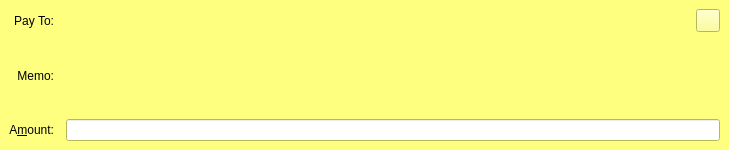
First picture: the form in src/qt/forms/sendcoinsentry.ui, repository VaporumCoin/VaporumOcean-0.7.2, before the edit.
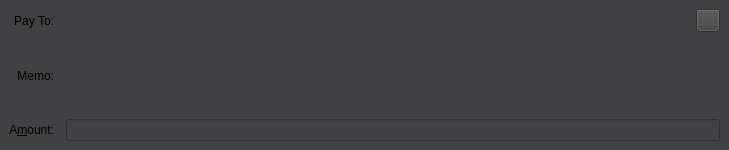
Second picture: the form after the edit. The open tabs and pages were chosen to show the change. Icons and pictures are not drawn. Custom widgets are drawn as their Qt base class.

The edit to the form file:
```diff
--- a/src/qt/forms/sendcoinsentry.ui
+++ b/src/qt/forms/sendcoinsentry.ui
@@ -16,6 +16,9 @@
   <property name="autoFillBackground">
    <bool>false</bool>
   </property>
+  <property name="styleSheet">
+   <string notr="true">background-color: rgb(64, 65, 66);</string>
+  </property>
   <widget class="QFrame" name="SendCoins">
    <property name="toolTip">
     <string>This is a normal payment.</string>
@@ -238,9 +241,9 @@
       <colorrole role="Button">
        <brush brushstyle="SolidPattern">
         <color alpha="255">
-         <red>255</red>
-         <green>255</green>
-         <blue>127</blue>
+         <red>64</red>
+         <green>65</green>
+         <blue>66</blue>
         </color>
        </brush>
       </colorrole>
@@ -310,18 +313,18 @@
       <colorrole role="Base">
        <brush brushstyle="SolidPattern">
         <color alpha="255">
-         <red>255</red>
-         <green>255</green>
-         <blue>255</blue>
+         <red>64</red>
+         <green>65</green>
+         <blue>66</blue>
         </color>
        </brush>
       </colorrole>
       <colorrole role="Window">
        <brush brushstyle="SolidPattern">
         <color alpha="255">
-         <red>255</red>
-         <green>255</green>
-         <blue>127</blue>
+         <red>64</red>
+         <green>65</green>
+         <blue>66</blue>
         </color>
        </brush>
       </colorrole>
@@ -375,9 +378,9 @@
       <colorrole role="Button">
        <brush brushstyle="SolidPattern">
         <color alpha="255">
-         <red>255</red>
-         <green>255</green>
-         <blue>127</blue>
+         <red>64</red>
+         <green>65</green>
+         <blue>66</blue>
         </color>
        </brush>
       </colorrole>
@@ -447,18 +450,18 @@
       <colorrole role="Base">
        <brush brushstyle="SolidPattern">
         <color alpha="255">
-         <red>255</red>
-         <green>255</green>
-         <blue>255</blue>
+         <red>64</red>
+         <green>65</green>
+         <blue>66</blue>
         </color>
        </brush>
       </colorrole>
       <colorrole role="Window">
        <brush brushstyle="SolidPattern">
         <color alpha="255">
-         <red>255</red>
-         <green>255</green>
-         <blue>127</blue>
+         <red>64</red>
+         <green>65</green>
+         <blue>66</blue>
         </color>
        </brush>
       </colorrole>
@@ -512,9 +515,9 @@
       <colorrole role="Button">
        <brush brushstyle="SolidPattern">
         <color alpha="255">
-         <red>255</red>
-         <green>255</green>
-         <blue>127</blue>
+         <red>64</red>
+         <green>65</green>
+         <blue>66</blue>
         </color>
        </brush>
       </colorrole>
@@ -584,18 +587,18 @@
       <colorrole role="Base">
        <brush brushstyle="SolidPattern">
         <color alpha="255">
-         <red>255</red>
-         <green>255</green>
-         <blue>127</blue>
+         <red>64</red>
+         <green>65</green>
+         <blue>66</blue>
         </color>
        </brush>
       </colorrole>
       <colorrole role="Window">
        <brush brushstyle="SolidPattern">
         <color alpha="255">
-         <red>255</red>
-         <green>255</green>
-         <blue>127</blue>
+         <red>64</red>
+         <green>65</green>
+         <blue>66</blue>
         </color>
        </brush>
       </colorrole>
@@ -642,7 +645,7 @@
     <string>This is an unauthenticated payment request.</string>
    </property>
    <property name="autoFillBackground">
-    <bool>true</bool>
+    <bool>false</bool>
    </property>
    <property name="frameShape">
     <enum>QFrame::NoFrame</enum>
```
Left out of the diff: 56 changed lines with no effect on the pictures.
